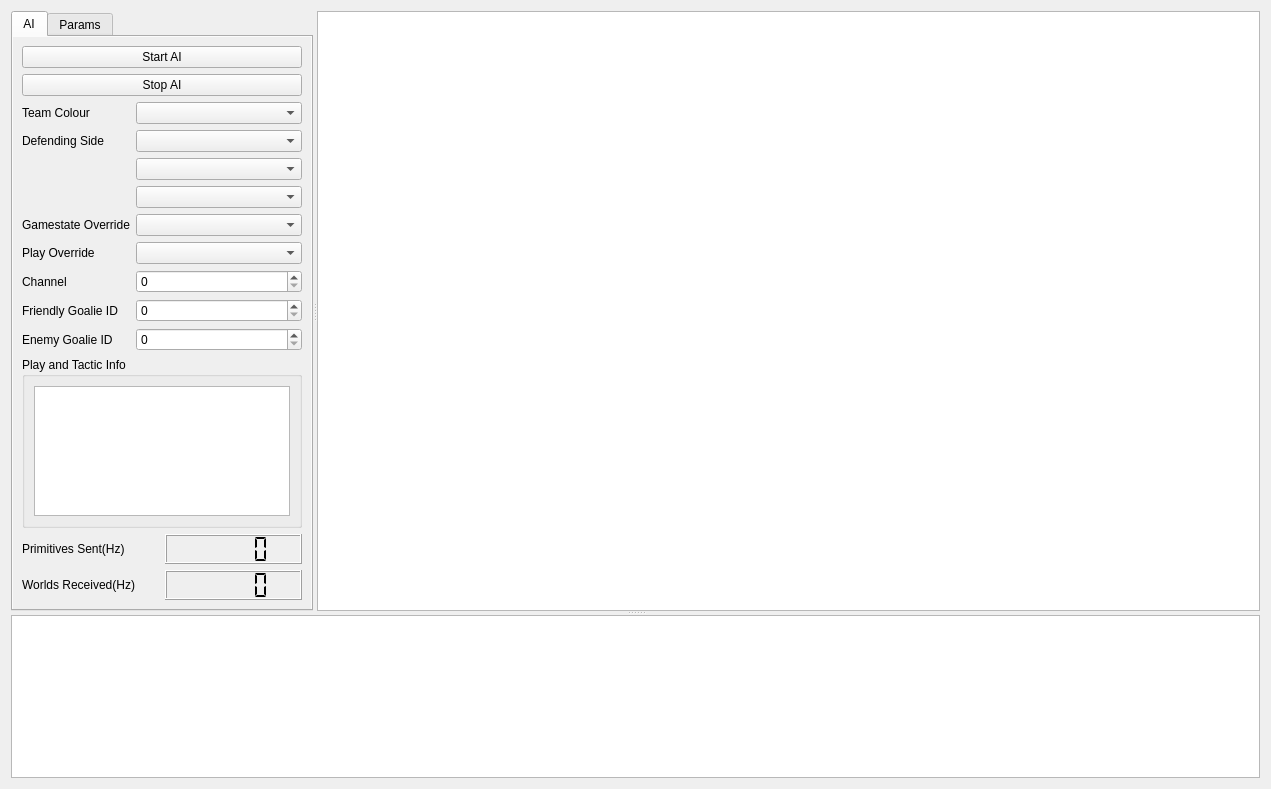
UBC-Thunderbots/Software, file src/software/gui/full_system/ui/main_widget.ui: the form before one commit.
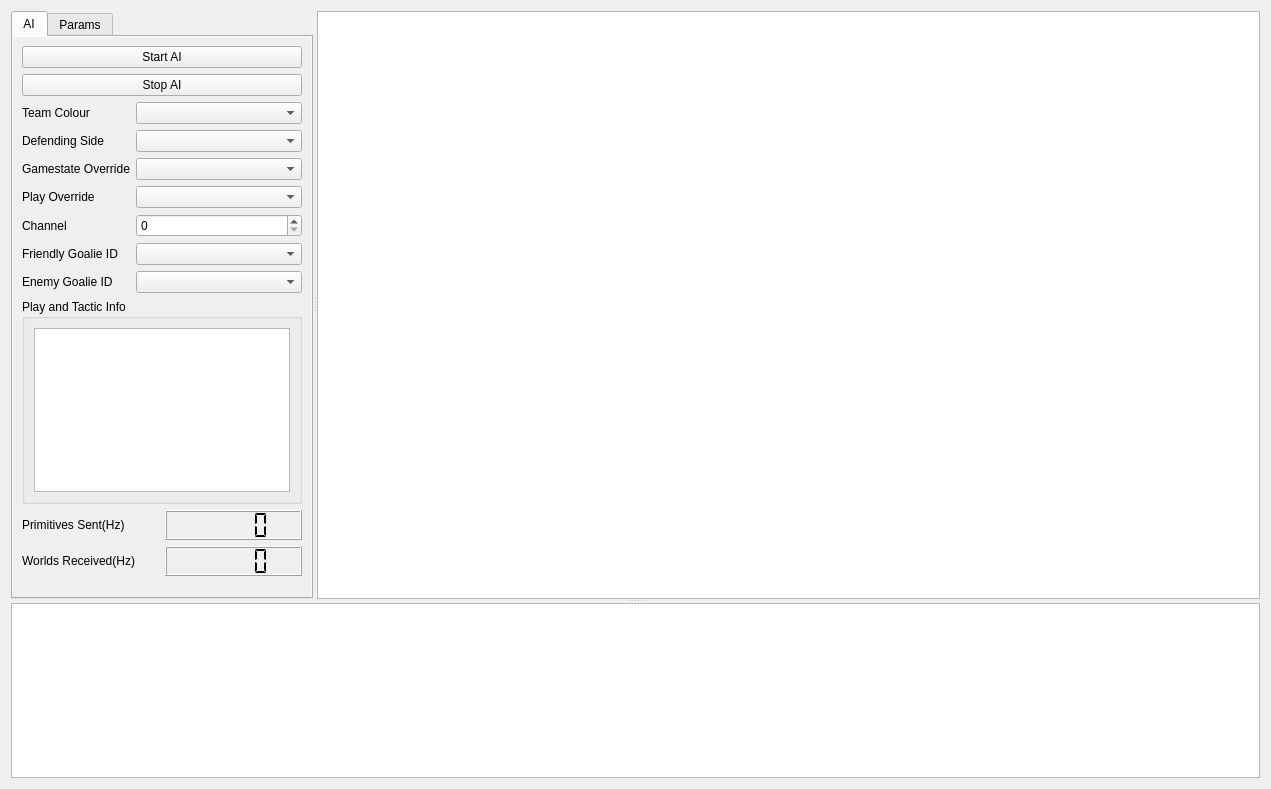
The form after the commit. Custom widgets are drawn as their Qt base class.

Commit message: deleted spin boxes and moved combo boxes to correct place in UI

The edit to the form file:
```diff
--- a/src/software/gui/full_system/ui/main_widget.ui
+++ b/src/software/gui/full_system/ui/main_widget.ui
@@ -153,9 +153,6 @@
              </property>
             </widget>
            </item>
-           <item row="7" column="1">
-            <widget class="QSpinBox" name="friendly_goalie_id_spin_box"/>
-           </item>
            <item row="8" column="0">
             <widget class="QLabel" name="enemy_goalie_id_label">
              <property name="text">
@@ -163,13 +160,10 @@
              </property>
             </widget>
            </item>
-           <item row="8" column="1">
-            <widget class="QSpinBox" name="enemy_goalie_id_spin_box"/>
-           </item>
-           <item row="3" column="1">
+           <item row="7" column="1">
             <widget class="QComboBox" name="friendly_goalie_id_combo_box"/>
            </item>
-           <item row="2" column="1">
+           <item row="8" column="1">
             <widget class="QComboBox" name="enemy_goalie_id_combo_box"/>
            </item>
           </layout>
```
